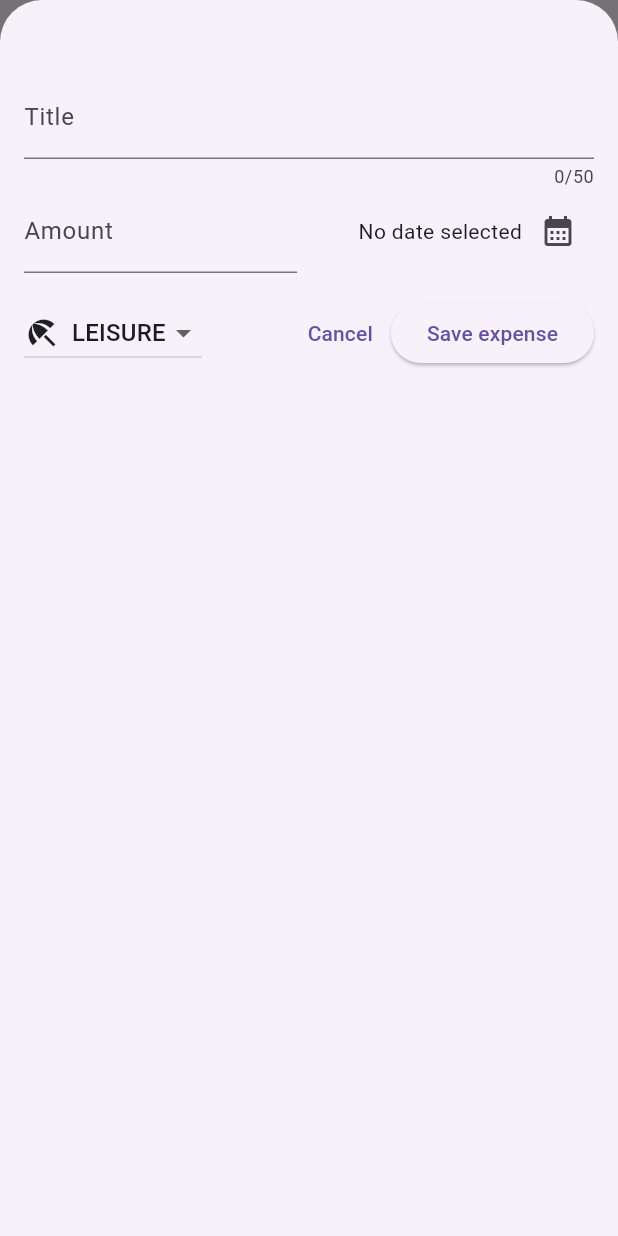
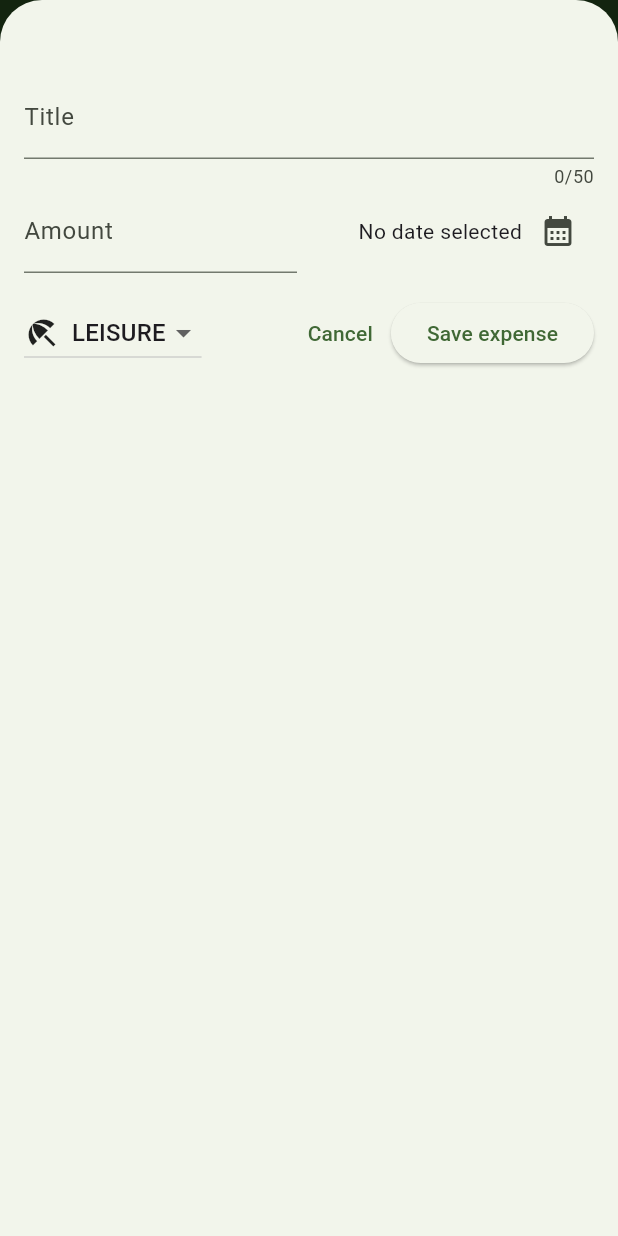
Before and after one commit to MasihTak/flutter-expense-tracker, a Flutter app: the screen it shows after launch, after a tap on the "add" icon, on a phone screen of 412 x 824 dp. Run offline on Flutter 3.47's test engine with Material 3 defaults, Android fonts, the phone set to English and light mode, and no system bars.

Commit message:
style: update theme

```diff
--- a/lib/main.dart
+++ b/lib/main.dart
@@ -2,10 +2,18 @@ import 'package:flutter/material.dart';
 
 import 'package:expense_tracker/widgets/expenses.dart';
 
+var kColorScheme =
+    ColorScheme.fromSeed(seedColor: Color.fromARGB(255, 79, 181, 59));
+
 void main() {
   runApp(
     MaterialApp(
-      theme: ThemeData(useMaterial3: true),
+      theme: ThemeData().copyWith(
+          colorScheme: kColorScheme,
+          appBarTheme: const AppBarTheme().copyWith(
+            backgroundColor: kColorScheme.onPrimaryContainer,
+            foregroundColor: kColorScheme.primaryContainer,
+          )),
       home: const Expenses(),
     ),
   );
```
